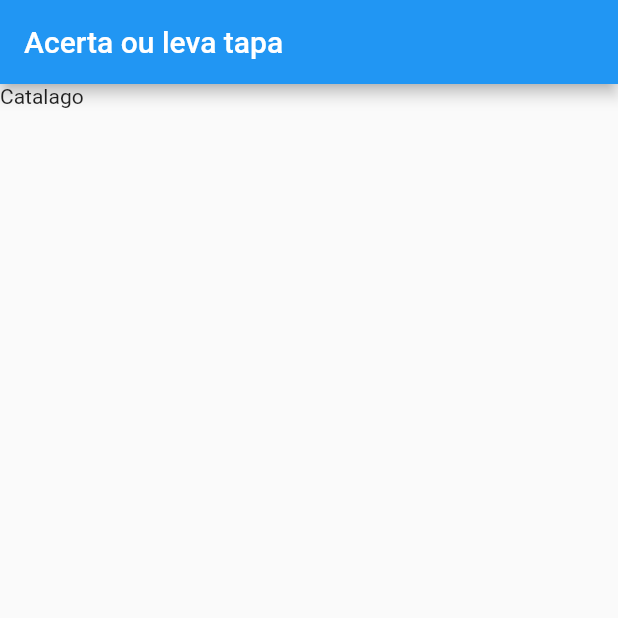
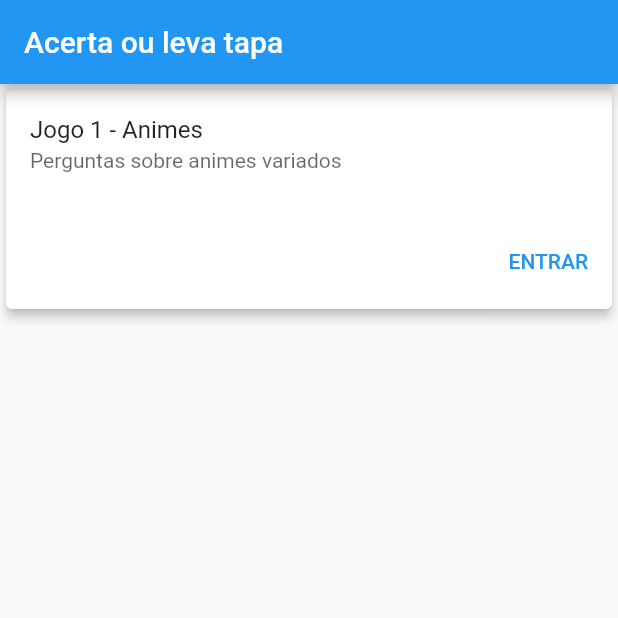
Before and after one commit to DanielGeraldino/Acerta-ou-tapa, a Flutter app: the screen it shows after launch, after a tap on "ENTRAR", on a phone screen of 412 x 824 dp, the top half of it. Run offline on Flutter 3.47's test engine with Material 2 defaults, Android fonts, the light colour scheme and no system bars; network calls fail.

Commit message:
Layout catalago game

```diff
--- a/lib/main.dart
+++ b/lib/main.dart
@@ -2,6 +2,7 @@ import 'package:acerta_ou_tapa/pagina/catalago_game.dart';
 import 'package:acerta_ou_tapa/pagina/final_game.dart';
 import 'package:acerta_ou_tapa/pagina/game.dart';
 import 'package:acerta_ou_tapa/pagina/login.dart';
+import 'package:acerta_ou_tapa/utilities/api_banco.dart';
 import 'package:flutter/material.dart';
 
 main() => runApp(MyApp());
--- /dev/null
+++ b/lib/pagina/card_game.dart
@@ -0,0 +1,40 @@
+import 'package:flutter/material.dart';
+
+class CardGameWidget extends StatelessWidget {
+  String _title;
+  String _subtitle;
+  void Function() _onPress;
+
+  CardGameWidget(this._title, this._subtitle, this._onPress);
+
+  @override
+  Widget build(BuildContext context) {
+    return Card(
+      clipBehavior: Clip.antiAlias,
+      elevation: 3,
+      child: Column(
+        children: [
+          ListTile(
+            title: Text(this._title),
+            subtitle: Text(
+              this._subtitle,
+              style: TextStyle(color: Colors.black.withOpacity(0.6)),
+            ),
+          ),
+          Padding(
+            padding: EdgeInsets.all(5.0),
+          ),
+          ButtonBar(
+            alignment: MainAxisAlignment.end,
+            children: [
+              TextButton(
+                onPressed: () => this._onPress(),
+                child: const Text('ENTRAR'),
+              ),
+            ],
+          )
+        ],
+      ),
+    );
+  }
+}
--- a/lib/pagina/catalago_game.dart
+++ b/lib/pagina/catalago_game.dart
@@ -1,14 +1,21 @@
+import 'package:acerta_ou_tapa/pagina/card_game.dart';
 import 'package:flutter/material.dart';
 
 class CatalagoGameWidget extends StatelessWidget {
   @override
   Widget build(BuildContext context) {
     return MaterialApp(
-        home: Scaffold(
-      appBar: AppBar(
-        title: Text('Acerta ou leva tapa'),
+      home: Scaffold(
+        appBar: AppBar(
+          title: Text('Acerta ou leva tapa'),
+        ),
+        body: ListView(
+          children: [
+            CardGameWidget('Jogo 1 - Animes', 'Perguntas sobre animes variados',
+                () => Navigator.pushNamed(context, '/game')),
+          ],
+        ),
       ),
-      body: Text('Catalago'),
-    ));
+    );
   }
 }
--- a/lib/pagina/login.dart
+++ b/lib/pagina/login.dart
@@ -9,7 +9,7 @@ class LoginWidget extends StatefulWidget {
 class _LoginWidgetState extends State<LoginWidget> {
   TextEditingController controllerUsuario;
   TextEditingController controllerSenha;
-  ApiBanco conection;
+  ApiBanco banco;
 
   @override
   void initState() {
@@ -71,10 +71,10 @@ class _LoginWidgetState extends State<LoginWidget> {
                   // onPressed: () => Navigator.pushNamed(context, '/catalago'),
                   onPressed: () {
                     //Teste conecção
-                    conection =
+                    banco =
                         ApiBanco(controllerUsuario.text, controllerSenha.text);
-                    conection.setToken();
-                    if (conection.token != null || conection.token != '') {
+                    banco.setToken();
+                    if (banco.token != null || banco.token != '') {
                       Navigator.pushNamed(context, '/catalago');
                     }
                   },
```
